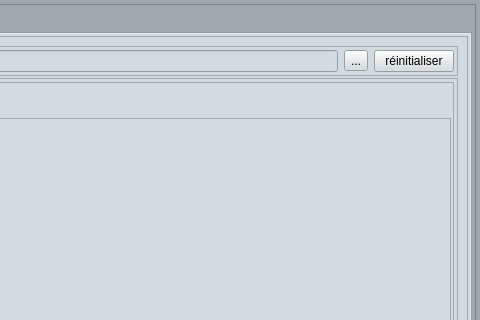
This is ui/main_ui.ui in otmanLAHRECHE/CCP_cheker as Qt 5 draws it before an edit; both pictures show x 470 to 950 and y 0 to 320 of the 950 by 640 pixel window. The edited form follows.
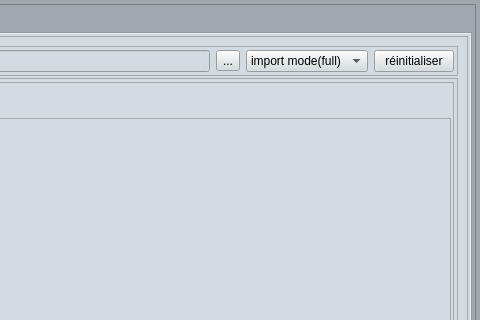
This is the edited form. The open tabs and pages were chosen to show the change.

What changed in the file:
```diff
--- a/ui/main_ui.ui
+++ b/ui/main_ui.ui
@@ -993,6 +993,26 @@
                    </property>
                   </widget>
                  </item>
+                 <item>
+                  <widget class="QComboBox" name="comboBox_2">
+                   <property name="minimumSize">
+                    <size>
+                     <width>110</width>
+                     <height>0</height>
+                    </size>
+                   </property>
+                   <item>
+                    <property name="text">
+                     <string>import mode(full)</string>
+                    </property>
+                   </item>
+                   <item>
+                    <property name="text">
+                     <string>import mode 02</string>
+                    </property>
+                   </item>
+                  </widget>
+                 </item>
                  <item>
                   <widget class="QPushButton" name="pushButton_5">
                    <property name="text">
```
